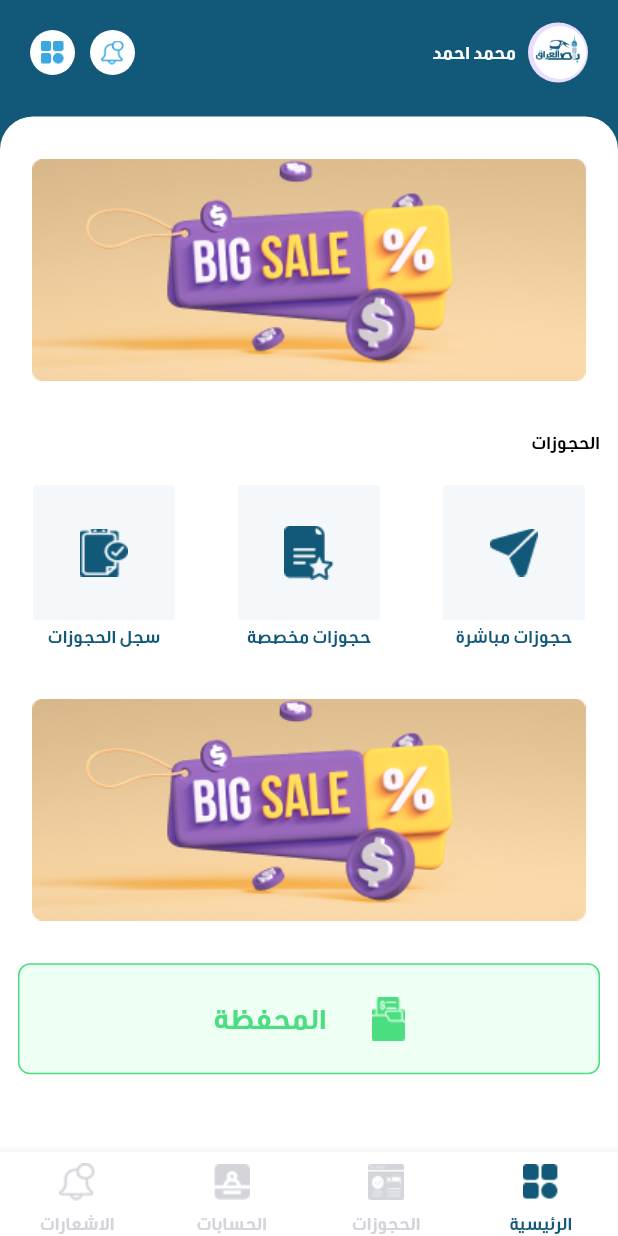
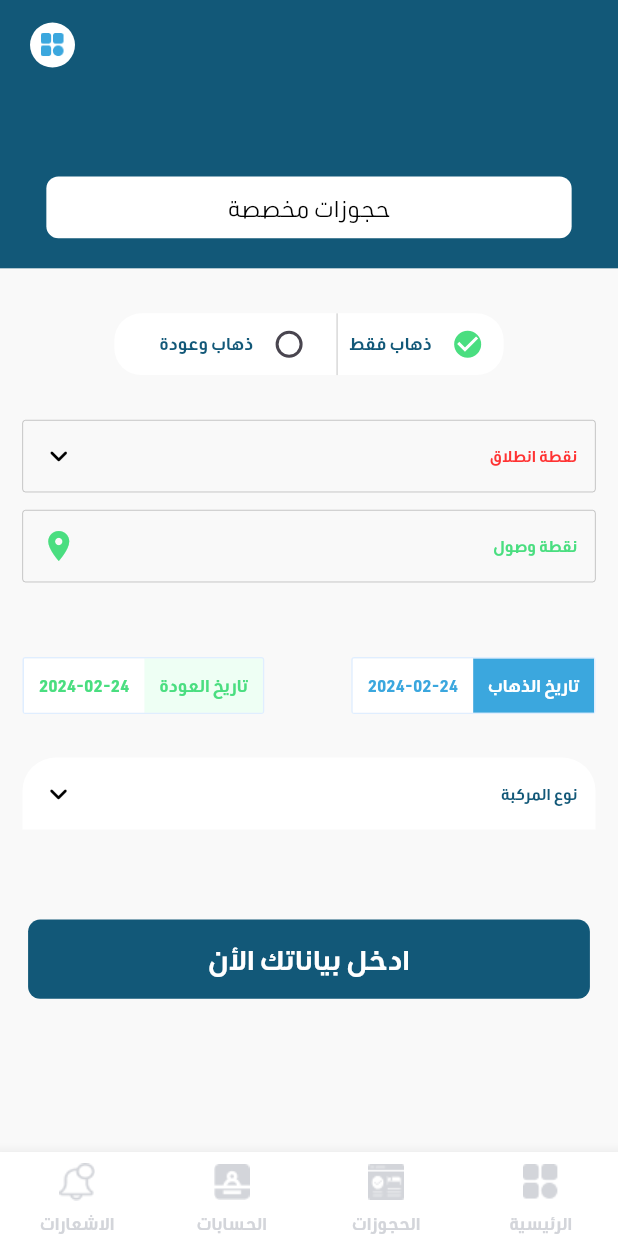
Before and after one commit to sleem2012/bus_irag, a Flutter app: the screen it shows after launch, after a tap on "تسجيل دخول", after a tap on "حجوزات مخصصة", on a phone screen of 412 x 824 dp. Run offline on Flutter 3.47's test engine with Material 3 defaults, Android fonts, the light colour scheme and no system bars; drawn by our look-alikes of animated_bottom_navigation_bar, carousel_slider, extended_image; our stand-ins replace args, awesome_dialog, azlistview, cached_network_image, connectivity_plus, dartz and 19 more; missing offline and left inert: cached_network_svg_image, syncfusion_flutter_core; accounts and stored records are empty; generated files the repository leaves out were written again; project files that could hold a hidden picture were left out.

Commit message:
add custom reservation

```diff
--- a/lib/shared/widgets/travel_check_list.dart
+++ b/lib/shared/widgets/travel_check_list.dart
@@ -5,7 +5,9 @@ import '../theme/colors.dart';
 import '../theme/text_theme.dart';
 
 class TravelCheckList extends StatefulWidget {
-  const TravelCheckList({super.key});
+  const TravelCheckList({super.key, this.backgroundColor});
+
+  final Color? backgroundColor;
 
   @override
   State<TravelCheckList> createState() => _TravelCheckListState();
@@ -25,7 +27,7 @@ class _TravelCheckListState extends State<TravelCheckList> {
         width: Get.width * .63,
         height: Get.height * .05,
         decoration: BoxDecoration(
-          color: const Color(0xffF9F9F9),
+          color: widget.backgroundColor ?? const Color(0xffF9F9F9),
           borderRadius: BorderRadius.circular(18),
         ),
         child: ListView.separated(
@@ -58,7 +60,7 @@ class _TravelCheckListState extends State<TravelCheckList> {
               );
             },
             separatorBuilder: (context, index) =>
-            const VerticalDivider(color: KColors.vDividerColor),
+                const VerticalDivider(color: KColors.vDividerColor),
             itemCount: 2),
       ),
     );
--- a/lib/views/auth/widget/phone_form.dart
+++ b/lib/views/auth/widget/phone_form.dart
@@ -14,7 +14,7 @@ class PhoneFormField extends StatelessWidget {
   final TextInputType? keyboardType;
   final Widget? suffixIcon, prefixIcon;
   final String? hintText, errorText, labelText,upperTitle;
-  final bool autofocus, enabled, expanded;
+  final bool autofocus, enabled, expanded,showUpperTitle;
   final double? kWidth, height;
   final int? maxLines;
   final bool obscureText;
@@ -46,7 +46,7 @@ class PhoneFormField extends StatelessWidget {
     this.initVal,
     this.style,
     this.kFillColor,
-    this.labelText, this.upperTitle,
+    this.labelText, this.upperTitle,  this.showUpperTitle=true,
   });
 
   @override
@@ -57,8 +57,8 @@ class PhoneFormField extends StatelessWidget {
       child: Column(
         crossAxisAlignment: CrossAxisAlignment.start,
         children: [
-          Text("ادخل رقم الهاتف",style: KTextStyle.of(context).ten.copyWith(color: KColors.blackColor),),
-          11.h,
+        if(showUpperTitle) ...[ Text("ادخل رقم الهاتف",style: KTextStyle.of(context).ten.copyWith(color: KColors.blackColor),),
+          11.h,],
           Row(
             crossAxisAlignment: CrossAxisAlignment.start,
             children: [
@@ -100,7 +100,7 @@ class PhoneFormField extends StatelessWidget {
                     suffixIcon: suffixIcon,
                     prefixIcon: prefixIcon,
                     isDense: false,
-                    labelText: "ادخل رقم هاتفك المحمول",
+                    labelText: labelText??"ادخل رقم هاتفك المحمول",
 
                   ),
                 ),
--- a/lib/views/main_screen/main_screen.dart
+++ b/lib/views/main_screen/main_screen.dart
@@ -8,6 +8,8 @@ import 'package:flutter_bloc/flutter_bloc.dart';
 import '../../logic/main_view/main_view_bloc.dart';
 import '../../shared/theme/colors.dart';
 import '../reservation/available_trips.dart';
+import '../reservation/custom_reservation.dart';
+import '../reservation/custom_trip_form.dart';
 import '../reservation/direct_reservation.dart';
 import '../reservation/passenger_info_form.dart';
 import '../reservation/reservation_history.dart';
@@ -42,6 +44,8 @@ class MainNavPages extends StatelessWidget {
                 const DirectReservation(), //direct reserve
                 const AvailableTrips(),
                 const PassengerInfoForm(),
+                const CustomReservation(),
+                const CustomTripForm(),
               ],
             ),
             bottomNavigationBar: AnimatedBottomNavigationBar.builder(
--- /dev/null
+++ b/lib/views/reservation/custom_reservation.dart
@@ -0,0 +1,112 @@
+import 'package:bus_iraq2/shared/extensions.dart';
+import 'package:bus_iraq2/shared/widgets/travel_check_list.dart';
+import 'package:flutter/material.dart';
+import '../../shared/date_container.dart';
+import '../../shared/route/nav_helper.dart';
+import '../../shared/theme/colors.dart';
+import '../../shared/theme/helper.dart';
+import '../../shared/widgets/custom_button.dart';
+import '../../shared/widgets/drop_down.dart';
+import '../../shared/widgets/titled_container.dart';
+
+class CustomReservation extends StatelessWidget {
+  const CustomReservation({super.key});
+
+  @override
+  Widget build(BuildContext context) {
+    return Column(
+      children: [
+        const TitledContainer(
+          title: "حجوزات مخصصة",
+        ),
+        Expanded(
+            child: Container(
+          color: KColors.backgroundD,
+          width: double.infinity,
+          child: SingleChildScrollView(
+            padding: const EdgeInsets.symmetric(horizontal: 15),
+            child: Column(
+              children: [
+                30.h,
+                const TravelCheckList(
+                  backgroundColor: KColors.whiteColor,
+                ),
+                30.h,
+                KDropdownBtn(
+                  title: "نقطة انطلاق",
+                  onChanged: (p0) {},
+                  items: [
+                    KHelper.of(context)
+                        .itemView(itemText: "كربلاء", value: "e"),
+                    KHelper.of(context).itemView(itemText: "بغداد", value: "e"),
+                    KHelper.of(context).itemView(itemText: "بغداد", value: "e"),
+                    KHelper.of(context).itemView(itemText: "بغداد", value: "e"),
+                    KHelper.of(context).itemView(itemText: "بغداد", value: "e"),
+                  ],
+                  hintColor: KColors.redColor,
+                ),
+                12.h,
+                KDropdownBtn(
+                  title: "نقطة وصول",
+                  onChanged: (p0) {},
+                  items: [
+                    KHelper.of(context).itemView(itemText: "بغداد", value: "e"),
+                    KHelper.of(context).itemView(itemText: "بغداد", value: "e"),
+                    KHelper.of(context).itemView(itemText: "بغداد", value: "e"),
+                    KHelper.of(context).itemView(itemText: "بغداد", value: "e"),
+                    KHelper.of(context).itemView(itemText: "بغداد", value: "e"),
+                    KHelper.of(context).itemView(itemText: "بغداد", value: "e"),
+                  ],
+                  hintColor: KColors.greenColor,
+                  suffixIcon: const Icon(
+                    Icons.location_on,
+                    color: KColors.greenColor,
+                  ),
+                ),
+                50.h,
+                const Row(
+                  mainAxisAlignment: MainAxisAlignment.spaceBetween,
+                  children: [
+                    DateContainer(
+                      title: "تاريخ الذهاب",
+                      firstContainerColor: KColors.accentColor,
+                      secondTextColor: KColors.accentColor,
+                    ),
+                    DateContainer(
+                      firstTextColor: KColors.greenColor,
+                      secondTextColor: KColors.greenColor,
+                      firstContainerColor: KColors.lightGreen,
+                      title: 'تاريخ العودة',
+                    ),
+                  ],
+                ),
+                29.h,
+                KDropdownBtn(
+                  title: "نوع المركبة",
+                  onChanged: (p0) {},
+                  items: [
+                    KHelper.of(context).itemView(itemText: "اودي", value: "e"),
+                    KHelper.of(context).itemView(itemText: "نيسان", value: "e"),
+                  ],
+                  hintColor: KColors.mainColor,
+                  btnDecoration: KHelper.of(context).circledTopContainer,
+                ),
+                60.h,
+                Center(
+                  child: KButton(
+                    // isLoading: true,
+                    title: "ادخل بياناتك الأن",
+                    onPressed: () {
+                      NavHelper.of(context).navigateToCustomTripForm;
+                    },
+                  ),
+                ),
+                20.h,
+              ],
+            ),
+          ),
+        ))
+      ],
+    );
+  }
+}
--- a/lib/views/reservation/reservation_history.dart
+++ b/lib/views/reservation/reservation_history.dart
@@ -1,6 +1,5 @@
 import 'package:bus_iraq2/shared/extensions.dart';
 import 'package:bus_iraq2/shared/theme/text_theme.dart';
-import 'package:bus_iraq2/shared/widgets/custom_button.dart';
 import 'package:bus_iraq2/shared/widgets/flux_image.dart';
 import 'package:flutter/material.dart';
 import 'package:get/get.dart';
--- /dev/null
+++ b/lib/views/reservation/widget/passenger_info_card.dart
@@ -0,0 +1,76 @@
+import 'package:flutter/material.dart';
+import 'package:get/get.dart';
+
+import '../../../shared/localization/trans.dart';
+import '../../../shared/theme/colors.dart';
+import '../../../shared/theme/helper.dart';
+import '../../../shared/widgets/drop_down.dart';
+import '../../../shared/widgets/selectable_container.dart';
+import '../../../shared/widgets/text_field.dart';
+
+class PassengerInfoCard extends StatelessWidget {
+  const PassengerInfoCard({super.key});
+
+  @override
+  Widget build(BuildContext context) {
+    return Stack(
+      clipBehavior: Clip.none,
+      children: [
+        Container(
+          decoration: KHelper.of(context).shadowContainer,
+          width: double.infinity,
+          padding: const EdgeInsets.all(15),
+          child: Column(
+            crossAxisAlignment: CrossAxisAlignment.start,
+            children: [
+              SizedBox(
+                width: Get.width * .5,
+                child: KDropdownBtn(
+                    hintColor: KColors.mainColor,
+                    btnDecoration: KHelper.of(context)
+                        .textFieldDecoration
+                        .copyWith(
+                            border: Border.all(
+                                color: KColors.vDividerColor, width: 2)),
+                    title: "اختيار الجنس",
+                    onChanged: (p0) {},
+                    items: []),
+              ),
+              KTextFormField(
+                labelText: "اسم المسافر",
+                width: Get.width * .73,
+                validator: (p0) {
+                  if (p0!.isEmpty) {
+                    return Tr.get.field_required;
+                  }
+                  return null;
+                },
+              ),
+              KTextFormField(
+                labelText: "رقم الهاتف المحمول",
+                width: Get.width * .73,
+                keyboardType: TextInputType.phone,
+                validator: (p0) {
+                  if (p0!.isEmpty) {
+                    return Tr.get.field_required;
+                  }
+                  return null;
+                },
+              ),
+            ],
+          ),
+        ),
+        Positioned(
+          left: -Get.width * .04,
+          top: Get.height * .1,
+          // bottom:Get.height * .4 ,
+          child: const SelectableContainer(
+            width: 38,
+            isSelected: true,
+            text: "A1",
+          ),
+        )
+      ],
+    );
+  }
+}
```
Also changed, not shown: lib/shared/route/nav_helper.dart (+7 -0 lines), lib/views/home/home_view.dart (+7 -2 lines), lib/views/reservation/custom_trip_form.dart (added, +152 -0 lines), lib/views/reservation/passenger_info_form.dart (+6 -62 lines).
